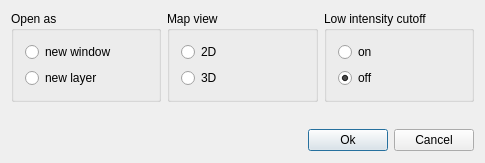
Old version of the form source/VISUAL/DIALOGS/TOPPViewOpenDialog.ui in the repository hroest/flaming-archer.
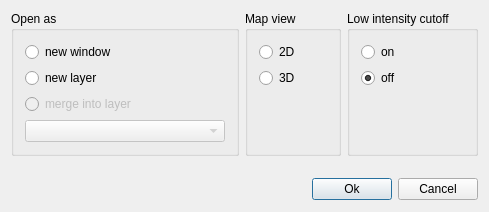
New version of the form.

Commit message: TOPPView/Spectrum2DCanvas: Improved feature editing functionality (add/remove/merge)

What changed in the file:
```diff
--- a/source/VISUAL/DIALOGS/TOPPViewOpenDialog.ui
+++ b/source/VISUAL/DIALOGS/TOPPViewOpenDialog.ui
@@ -9,7 +9,7 @@
     <x>0</x>
     <y>0</y>
     <width>485</width>
-    <height>163</height>
+    <height>192</height>
    </rect>
   </property>
   <property name="windowTitle" >
@@ -44,6 +44,29 @@
           </property>
          </widget>
         </item>
+        <item>
+         <widget class="QRadioButton" name="merge_" >
+          <property name="enabled" >
+           <bool>false</bool>
+          </property>
+          <property name="text" >
+           <string>merge into layer</string>
+          </property>
+         </widget>
+        </item>
+        <item>
+         <widget class="QComboBox" name="merge_combo_" >
+          <property name="enabled" >
+           <bool>false</bool>
+          </property>
+          <property name="minimumSize" >
+           <size>
+            <width>200</width>
+            <height>0</height>
+           </size>
+          </property>
+         </widget>
+        </item>
        </layout>
       </widget>
      </item>
@@ -70,6 +93,19 @@
           </property>
          </widget>
         </item>
+        <item>
+         <spacer>
+          <property name="orientation" >
+           <enum>Qt::Vertical</enum>
+          </property>
+          <property name="sizeHint" >
+           <size>
+            <width>20</width>
+            <height>5</height>
+           </size>
+          </property>
+         </spacer>
+        </item>
        </layout>
       </widget>
      </item>
@@ -99,6 +135,19 @@
           </property>
          </widget>
         </item>
+        <item>
+         <spacer>
+          <property name="orientation" >
+           <enum>Qt::Vertical</enum>
+          </property>
+          <property name="sizeHint" >
+           <size>
+            <width>20</width>
+            <height>5</height>
+           </size>
+          </property>
+         </spacer>
+        </item>
        </layout>
       </widget>
      </item>
@@ -114,8 +163,8 @@
      </property>
      <property name="sizeHint" >
       <size>
-       <width>451</width>
-       <height>20</height>
+       <width>467</width>
+       <height>16</height>
       </size>
      </property>
     </spacer>
```
The commit also changes 8 other files.
